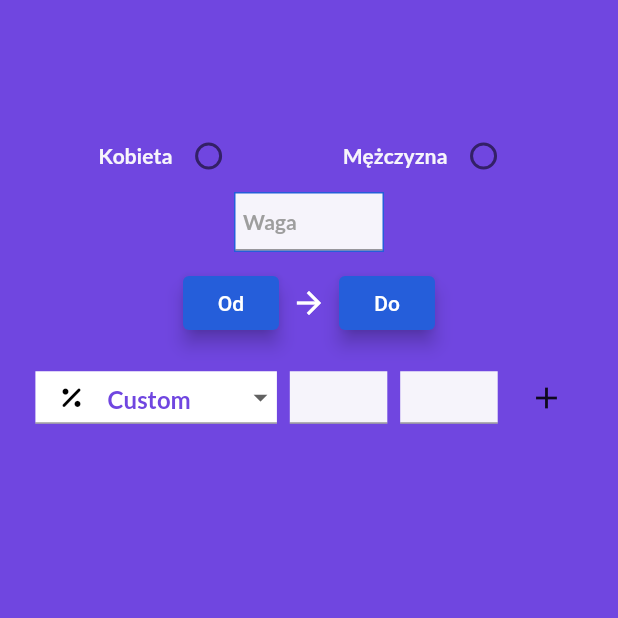
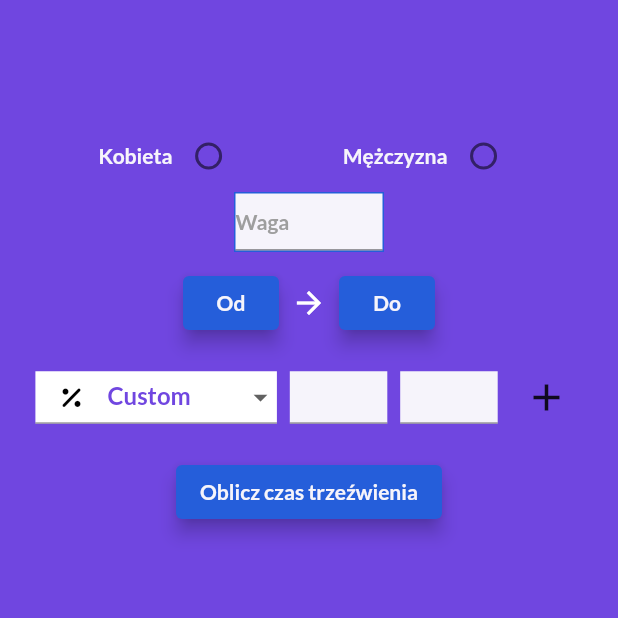
Before and after one commit to Kendru98/party_guardian, a Flutter app: the screen it shows after launch, on a phone screen of 412 x 824 dp, the top half of it. Run offline on Flutter 3.47's test engine with Material 2 defaults, Android fonts, the phone set to English and light mode, and no system bars; our stand-ins replace flutter_datetime_picker, font_awesome_flutter, google_fonts.

Commit message:
working basic calculator

```diff
--- a/lib/screens/home_page.dart
+++ b/lib/screens/home_page.dart
@@ -15,18 +15,19 @@ class HomeScreen extends StatefulWidget {
 class _HomeScreenState extends State<HomeScreen> {
   final controllerpercent = TextEditingController();
   final controllervolume = TextEditingController();
+  final controllerweight = TextEditingController();
   final userinfo = UserData;
   List<Alcohols> currentAlcohols = [];
-
+  late DateTime untildate;
+  late DateTime fromdate;
   var select;
   String dropdownvalue = 'Custom';
-  String from = 'Od';
-  String until = 'Do';
+  var from = 'Od';
+  var until = 'Do';
 
   @override
   Widget build(BuildContext context) {
     List gender = ['women', 'men'];
-    TextEditingController controllerweight = TextEditingController();
 
     return Scaffold(
       backgroundColor: Color(0xff7046e0),
@@ -87,6 +88,9 @@ class _HomeScreenState extends State<HomeScreen> {
                   textAlign: TextAlign.center,
                   style: Theme.of(context).textTheme.headline2,
                   decoration: InputDecoration(
+                      contentPadding: EdgeInsets.only(
+                        bottom: 20 / 2,
+                      ),
                       suffixText: 'kg',
                       labelText: 'Waga',
                       labelStyle: Theme.of(context).textTheme.headline3),
@@ -102,12 +106,14 @@ class _HomeScreenState extends State<HomeScreen> {
                         context,
                         onConfirm: (time) {
                           setState(() {
-                            from = DateFormat('dd-MM hh:mm').format(time);
+                            from = DateFormat('dd-MM HH:mm').format(time);
+                            fromdate = time;
                           });
                         },
                       );
                     },
-                    child: Text(from),
+                    child: Text(from,
+                        style: Theme.of(context).textTheme.headline1),
                   ),
                   const SizedBox(width: 8),
                   const Icon(Icons.arrow_forward, color: Colors.white),
@@ -118,12 +124,14 @@ class _HomeScreenState extends State<HomeScreen> {
                         context,
                         onConfirm: (time) {
                           setState(() {
-                            until = DateFormat('dd-MM hh:mm').format(time);
+                            until = DateFormat('dd-MM HH:mm').format(time);
+                            untildate = time;
                           });
                         },
                       );
                     },
-                    child: Text(until),
+                    child: Text(until,
+                        style: Theme.of(context).textTheme.headline1),
                   ),
                 ],
               ),
@@ -140,6 +148,9 @@ class _HomeScreenState extends State<HomeScreen> {
                       child: DropdownButtonHideUnderline(
                         child: DropdownButtonFormField(
                             decoration: const InputDecoration(
+                              contentPadding: EdgeInsets.only(
+                                bottom: 35 / 2,
+                              ),
                               prefixIcon: Icon(
                                 FontAwesomeIcons.percent,
                                 color: Colors.black,
@@ -176,11 +187,8 @@ class _HomeScreenState extends State<HomeScreen> {
                         color: Color(0xffF6F4FB),
                       ),
                       height: 35,
-                      //margin: const EdgeInsets.only(bottom: 10),
                       width: 65,
                       child: TextFormField(
-                        // textAlignVertical: TextAlignVertical.center,
-
                         textAlign: TextAlign.center,
                         style: Theme.of(context).textTheme.headline2,
                         controller: controllerpercent,
@@ -211,7 +219,10 @@ class _HomeScreenState extends State<HomeScreen> {
                       ),
                     ),
                     IconButton(
-                      icon: const Icon(Icons.add),
+                      icon: const Icon(
+                        Icons.add,
+                        size: 30,
+                      ),
                       onPressed: () async {
                         currentAlcohols.add(Alcohols(
                             name: dropdownvalue,
@@ -223,7 +234,16 @@ class _HomeScreenState extends State<HomeScreen> {
                   ],
                 ),
               ),
-
+              ElevatedButton(
+                onPressed: () {
+                  calculateBAC(CalculationData(select, controllerweight.text,
+                      hoursBetween(fromdate, untildate), currentAlcohols));
+                },
+                child: Text(
+                  'Oblicz czas trzeźwienia',
+                  style: Theme.of(context).textTheme.headline1,
+                ),
+              ),
               ListView.builder(
                   itemCount: currentAlcohols.length,
                   physics: const NeverScrollableScrollPhysics(),
@@ -253,6 +273,15 @@ class _HomeScreenState extends State<HomeScreen> {
       controllerpercent.text = '40.0';
       controllervolume.text = '50';
     }
+  }
+
+  double hoursBetween(DateTime from, DateTime to) {
+    from = DateTime(from.year, from.month, from.day, from.hour, from.minute);
+    to = DateTime(to.year, to.month, to.day, to.hour, to.minute);
+
+    double hours = (to.difference(from).inMinutes) / 60;
+
+    return hours;
   }
 
   frompicker() {
```
Also changed, not shown: lib/models/alcohol_model.dart (+39 -20 lines).
